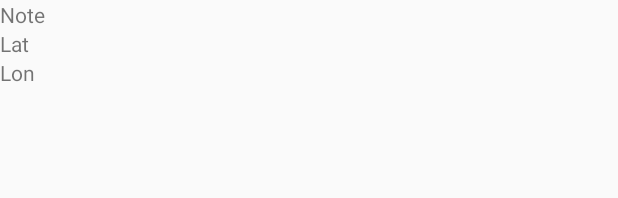
After one commit to SoorajModi/GeoNotesPlus, an Android app: the layout item_note.xml on its own in the app's theme, with its tools: preview values and no code run, on a phone screen of 412 x 824 dp. The commit adds this screen. Shown: the top 198 px of the screen. Run offline under Robolectric (Android 15) with nearby library versions, the phone set to English and light mode, and no system bars.

Commit message:
Added listing all notes

```diff
--- a/app/src/main/AndroidManifest.xml
+++ b/app/src/main/AndroidManifest.xml
@@ -26,7 +26,7 @@
             android:name=".settings.SettingsActivity"
             android:label="@string/title_activity_settings" />
         <activity android:name=".ListNotesActivity"
-            android:label="List Notes"/>
+            android:label="All Notes"/>
         <activity android:name=".MainActivity">
         </activity>
 
--- /dev/null
+++ b/app/src/main/res/layout/item_note.xml
@@ -0,0 +1,25 @@
+<?xml version="1.0" encoding="utf-8"?>
+<LinearLayout xmlns:android="http://schemas.android.com/apk/res/android"
+    android:orientation="vertical"
+    android:layout_width="match_parent"
+    android:layout_height="match_parent">
+
+    <TextView
+        android:id="@+id/noteDescription"
+        android:layout_width="wrap_content"
+        android:layout_height="wrap_content"
+        android:text="Note"/>
+
+    <TextView
+        android:id="@+id/noteLat"
+        android:layout_width="wrap_content"
+        android:layout_height="wrap_content"
+        android:text="Lat"/>
+
+    <TextView
+        android:id="@+id/noteLon"
+        android:layout_width="wrap_content"
+        android:layout_height="wrap_content"
+        android:text="Lon"/>
+
+</LinearLayout>
```
Also changed, not shown: app/src/main/java/de/hauke_stieler/geonotes/ListNotesActivity.java (+26 -1 lines), app/src/main/java/de/hauke_stieler/geonotes/notes/NoteAdapter.java (added, +43 -0 lines), app/src/main/res/layout/list_activity.xml (+7 -0 lines).
